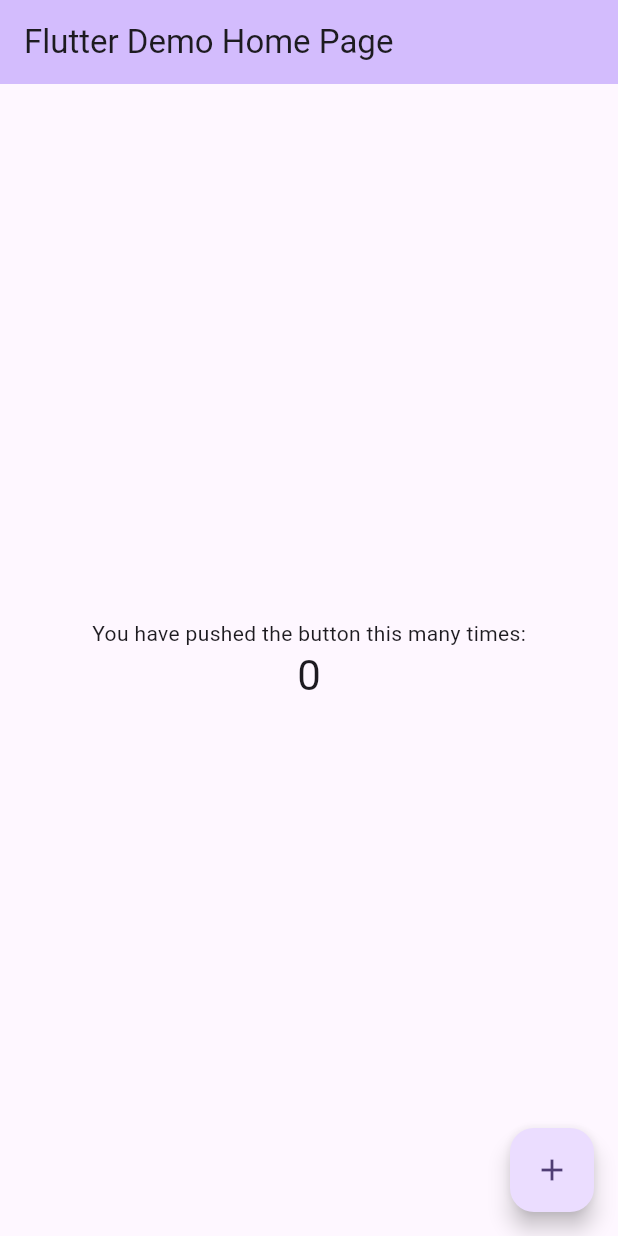
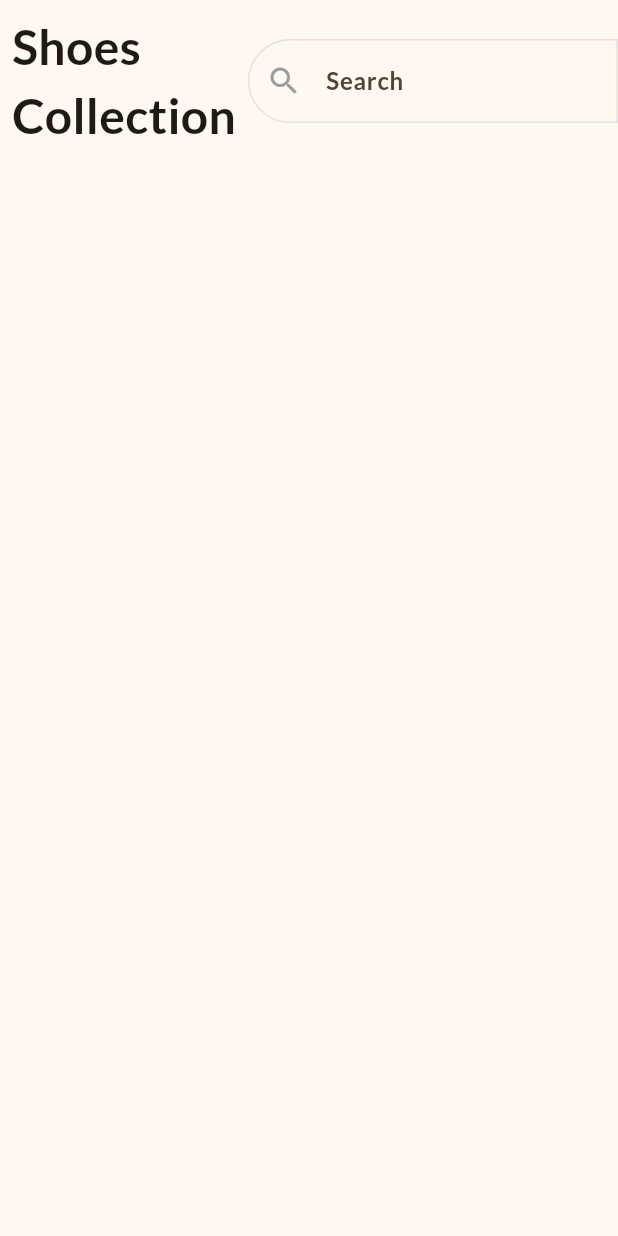
Before and after one commit to SujayPrabhu96/shopping-app-flutter, a Flutter app: the screen it shows after launch, on a phone screen of 412 x 824 dp. Run offline on Flutter 3.47's test engine with Material 3 defaults, Android fonts, the phone set to English and light mode, and no system bars.

Commit message:
Design Header section of Shopping app

```diff
--- /dev/null
+++ b/lib/home_page.dart
@@ -0,0 +1,52 @@
+import 'package:flutter/material.dart';
+
+class HomePage extends StatelessWidget {
+  const HomePage({Key? key}) : super(key: key);
+
+  // This widget is the root of your application.
+  @override
+  Widget build(BuildContext context) {
+    const border = OutlineInputBorder(
+      borderSide: BorderSide(
+        color: Color.fromRGBO(225, 225, 225, 1)
+      ),
+      borderRadius: BorderRadius.horizontal(
+        left: Radius.circular(50),
+      )
+    );
+
+    return Scaffold(
+      body: SafeArea(
+        child: Column(
+          children: [
+            Row(
+              children: [
+                Padding(
+                  padding: const EdgeInsets.all(8.0),
+                  child: Text(
+                    'Shoes\nCollection',
+                    style: TextStyle(
+                      fontSize: 32,
+                      fontWeight: FontWeight.bold,
+                    )
+                  ),
+                ),
+                Expanded(
+                  child: TextField(
+                    decoration: InputDecoration(
+                      hintText: 'Search',
+                      prefixIcon: const Icon(Icons.search),
+                      border: border,
+                      enabledBorder: border,
+                      focusedBorder: border
+                    ),
+                  )
+                )
+              ],
+            )
+          ],
+        ),
+      ),
+    );
+  }
+}
--- a/lib/main.dart
+++ b/lib/main.dart
@@ -1,4 +1,5 @@
 import 'package:flutter/material.dart';
+import 'package:shop_app_flutter/home_page.dart';
 
 void main() {
   runApp(const MyApp());
@@ -11,115 +12,21 @@ class MyApp extends StatelessWidget {
   @override
   Widget build(BuildContext context) {
     return MaterialApp(
-      title: 'Flutter Demo',
+      title: 'Shopping App',
       theme: ThemeData(
-        // This is the theme of your application.
-        //
-        // TRY THIS: Try running your application with "flutter run". You'll see
-        // the application has a purple toolbar. Then, without quitting the app,
-        // try changing the seedColor in the colorScheme below to Colors.green
-        // and then invoke "hot reload" (save your changes or press the "hot
-        // reload" button in a Flutter-supported IDE, or press "r" if you used
-        // the command line to start the app).
-        //
-        // Notice that the counter didn't reset back to zero; the application
-        // state is not lost during the reload. To reset the state, use hot
-        // restart instead.
-        //
-        // This works for code too, not just values: Most code changes can be
-        // tested with just a hot reload.
-        colorScheme: ColorScheme.fromSeed(seedColor: Colors.deepPurple),
-        useMaterial3: true,
+        fontFamily: 'Lato',
+        colorScheme: ColorScheme.fromSeed(
+          seedColor: const Color.fromRGBO(254, 206, 1, 1)
+        ),
+        inputDecorationTheme: const InputDecorationTheme(
+          hintStyle: TextStyle(
+            fontWeight: FontWeight.bold,
+            fontSize: 16,
+          ),
+          prefixIconColor: Colors.grey
+        )
       ),
-      home: const MyHomePage(title: 'Flutter Demo Home Page'),
+      home: const HomePage()
     );
   }
 }
-
-class MyHomePage extends StatefulWidget {
-  const MyHomePage({super.key, required this.title});
-
-  // This widget is the home page of your application. It is stateful, meaning
-  // that it has a State object (defined below) that contains fields that affect
-  // how it looks.
-
-  // This class is the configuration for the state. It holds the values (in this
-  // case the title) provided by the parent (in this case the App widget) and
-  // used by the build method of the State. Fields in a Widget subclass are
-  // always marked "final".
-
-  final String title;
-
-  @override
-  State<MyHomePage> createState() => _MyHomePageState();
-}
-
-class _MyHomePageState extends State<MyHomePage> {
-  int _counter = 0;
-
-  void _incrementCounter() {
-    setState(() {
-      // This call to setState tells the Flutter framework that something has
-      // changed in this State, which causes it to rerun the build method below
-      // so that the display can reflect the updated values. If we changed
-      // _counter without calling setState(), then the build method would not be
-      // called again, and so nothing would appear to happen.
-      _counter++;
-    });
-  }
-
-  @override
-  Widget build(BuildContext context) {
-    // This method is rerun every time setState is called, for instance as done
-    // by the _incrementCounter method above.
-    //
-    // The Flutter framework has been optimized to make rerunning build methods
-    // fast, so that you can just rebuild anything that needs updating rather
-    // than having to individually change instances of widgets.
-    return Scaffold(
-      appBar: AppBar(
-        // TRY THIS: Try changing the color here to a specific color (to
-        // Colors.amber, perhaps?) and trigger a hot reload to see the AppBar
-        // change color while the other colors stay the same.
-        backgroundColor: Theme.of(context).colorScheme.inversePrimary,
-        // Here we take the value from the MyHomePage object that was created by
-        // the App.build method, and use it to set our appbar title.
-        title: Text(widget.title),
-      ),
-      body: Center(
-        // Center is a layout widget. It takes a single child and positions it
-        // in the middle of the parent.
-        child: Column(
-          // Column is also a layout widget. It takes a list of children and
-          // arranges them vertically. By default, it sizes itself to fit its
-          // children horizontally, and tries to be as tall as its parent.
-          //
-          // Column has various properties to control how it sizes itself and
-          // how it positions its children. Here we use mainAxisAlignment to
-          // center the children vertically; the main axis here is the vertical
-          // axis because Columns are vertical (the cross axis would be
-          // horizontal).
-          //
-          // TRY THIS: Invoke "debug painting" (choose the "Toggle Debug Paint"
-          // action in the IDE, or press "p" in the console), to see the
-          // wireframe for each widget.
-          mainAxisAlignment: MainAxisAlignment.center,
-          children: <Widget>[
-            const Text(
-              'You have pushed the button this many times:',
-            ),
-            Text(
-              '$_counter',
-              style: Theme.of(context).textTheme.headlineMedium,
-            ),
-          ],
-        ),
-      ),
-      floatingActionButton: FloatingActionButton(
-        onPressed: _incrementCounter,
-        tooltip: 'Increment',
-        child: const Icon(Icons.add),
-      ), // This trailing comma makes auto-formatting nicer for build methods.
-    );
-  }
-}
```
Also changed, not shown: pubspec.yaml (+6 -6 lines), assets/fonts/Lato-Bold.ttf (added), assets/fonts/Lato-Light.ttf (added).
